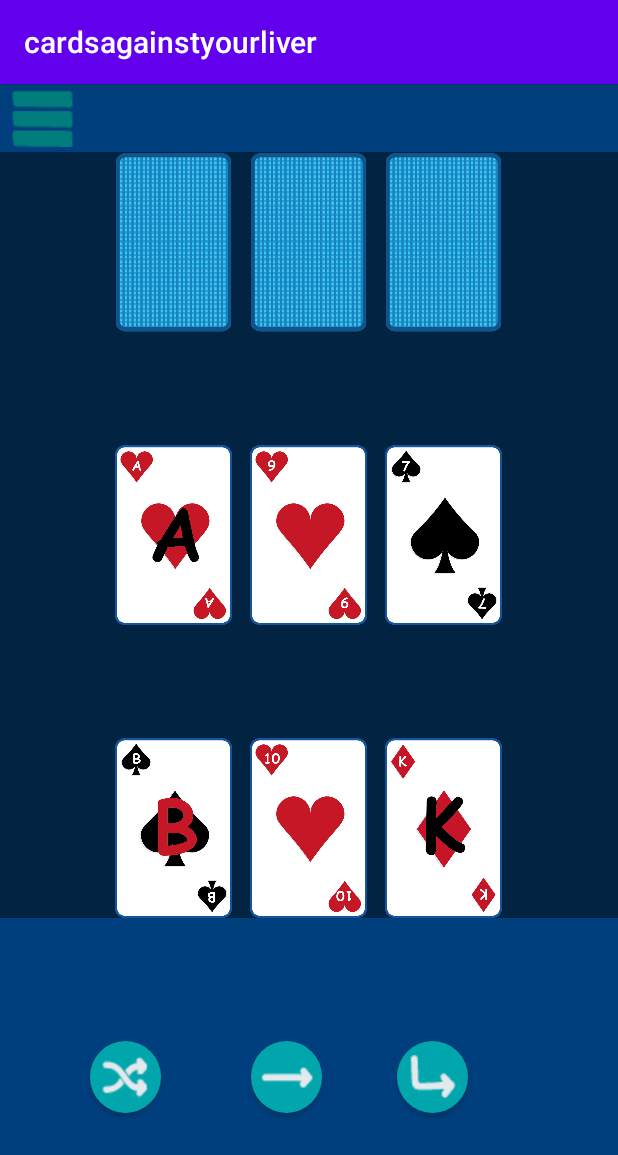
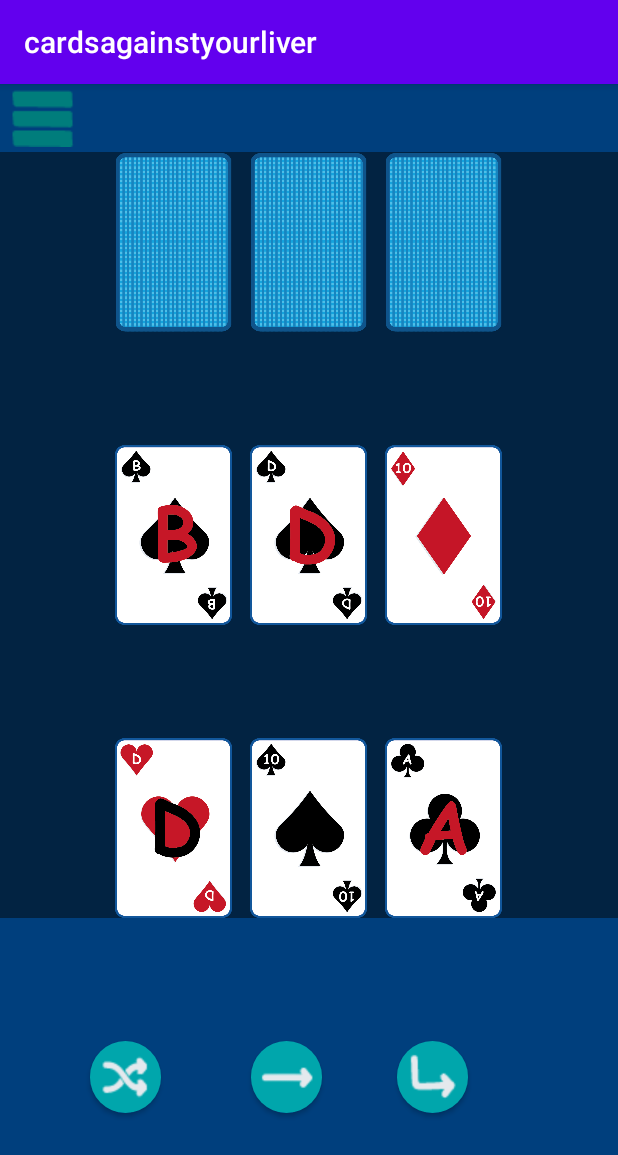
Before and after one commit to Hyphiin/thmProject_Android-Kotlin_Cardgame, an Android app: the SchwimmenActivity screen opened directly, with no data from a screen before it, on a phone screen of 412 x 824 dp. Shown: the top 1155 px of the screen. Run offline under Robolectric (Android 15) with nearby library versions, the phone set to English and light mode, and no system bars.

Commit message:
Handkarten anzeigen funktioniert

```diff
--- a/app/build.gradle
+++ b/app/build.gradle
@@ -36,4 +36,5 @@ dependencies {
     androidTestImplementation 'androidx.test.espresso:espresso-core:3.3.0'
     implementation 'androidx.constraintlayout:constraintlayout:2.0.4'
 
+
 }
--- a/app/src/main/java/com/example/cardsagainstyourliver/HandClass.kt
+++ b/app/src/main/java/com/example/cardsagainstyourliver/HandClass.kt
@@ -1,6 +1,7 @@
 package com.example.cardsagainstyourliver
 
 import android.graphics.Bitmap
+import android.graphics.drawable.Drawable
 
 //Die Karten, die man auf der Hand hat
 class HandClass(val deck:DeckClass, val name:String) {
@@ -47,8 +48,8 @@ class HandClass(val deck:DeckClass, val name:String) {
         return valueNumber
     }
 
-    fun getPic(card:Null):String{
-        val picture: String = card.getPic()
+    fun getPic(card:Null):Int{
+        val picture: Int = card.getPic()
         return picture
     }
 
--- a/app/src/main/java/com/example/cardsagainstyourliver/SchwimmenActivity.kt
+++ b/app/src/main/java/com/example/cardsagainstyourliver/SchwimmenActivity.kt
@@ -3,6 +3,7 @@ package com.example.cardsagainstyourliver
 import android.content.ClipData
 import android.content.ClipDescription
 import android.content.Intent
+import android.graphics.drawable.Drawable
 import android.os.Build
 import android.os.Bundle
 import android.util.Log
@@ -28,9 +29,16 @@ class SchwimmenActivity : AppCompatActivity() {
 
         Log.d("Spieler:", p1Id.toString()+" "+p2Id.toString())
 
+        val game = SchwimmenClass()
+        game.startGame(game)
         val deck = DeckClass(2)
         deck.shuffle()
-        val hand1 = HandClass(deck, "Schwimmen")
+        val p1hand = HandClass(deck, "Schwimmen")
+        val p2hand = HandClass(deck, "Schwimmen")
+        val table= HandClass(deck, "Null")
+        game.startHand(p1hand,table, deck)
+        val dump = HandClass(deck, "Null")
+
 
         val dragView1: ImageView = findViewById(R.id.player_card_01)!!
         val dragView2: ImageView = findViewById(R.id.player_card_02)!!
@@ -40,7 +48,13 @@ class SchwimmenActivity : AppCompatActivity() {
         val dragView02: ImageView = findViewById(R.id.table_card_02)!!
         val dragView03: ImageView = findViewById(R.id.table_card_03)!!
 
+        dragView1.setImageDrawable(getDrawable(p1hand.getPic(p1hand.getCard(0))))
+        dragView2.setImageDrawable(getDrawable(p1hand.getPic(p1hand.getCard(1))))
+        dragView3.setImageDrawable(getDrawable(p1hand.getPic(p1hand.getCard(2))))
 
+        dragView01.setImageDrawable(getDrawable(table.getPic(table.getCard(0))))
+        dragView02.setImageDrawable(getDrawable(table.getPic(table.getCard(1))))
+        dragView03.setImageDrawable(getDrawable(table.getPic(table.getCard(2))))
 
 
 
@@ -141,6 +155,7 @@ class SchwimmenActivity : AppCompatActivity() {
 
         }
     }
+
 
 
     fun onClickPauseMenuButton(view: View) {
@@ -252,6 +267,4 @@ class SchwimmenActivity : AppCompatActivity() {
             else -> true
         }
     }
-
-
 }
--- a/app/src/main/java/com/example/cardsagainstyourliver/SchwimmenClass.kt
+++ b/app/src/main/java/com/example/cardsagainstyourliver/SchwimmenClass.kt
@@ -13,13 +13,13 @@ fun main(){
 class SchwimmenClass(): GameClass(1,"Schwimmen",2,9,"Schwimmen Regeln...",false) {
 
     init{
-        val deck = DeckClass(2)
+       /*val deck = DeckClass(2)
         deck.shuffle()
         val hand1 = HandClass(deck, "Schwimmen")
         val hand2= HandClass(deck, "Null")
         val table= HandClass(deck, "Null")
         startHand(hand2,table, deck)
-        val dump = HandClass(deck, "Null")
+        val dump = HandClass(deck, "Null")*/
 
     }
 
--- a/app/src/main/res/layout/activity_schwimmen.xml
+++ b/app/src/main/res/layout/activity_schwimmen.xml
@@ -150,12 +150,14 @@
                     android:layout_weight="1"
                     android:orientation="horizontal">
 
+
                     <ImageView
                         android:id="@+id/player_card_01"
                         android:layout_width="90dp"
                         android:layout_height="120dp"
                         android:layout_weight="1"
-                        app:srcCompat="@drawable/card_pik_b" />
+                        app:srcCompat="@drawable/card_heart_08"/>
+
                 </LinearLayout>
 
                 <LinearLayout
```
Also changed, not shown: app/src/main/java/com/example/cardsagainstyourliver/CardClass.kt (+37 -34 lines), app/src/main/java/com/example/cardsagainstyourliver/NullClass.kt (+7 -7 lines).
